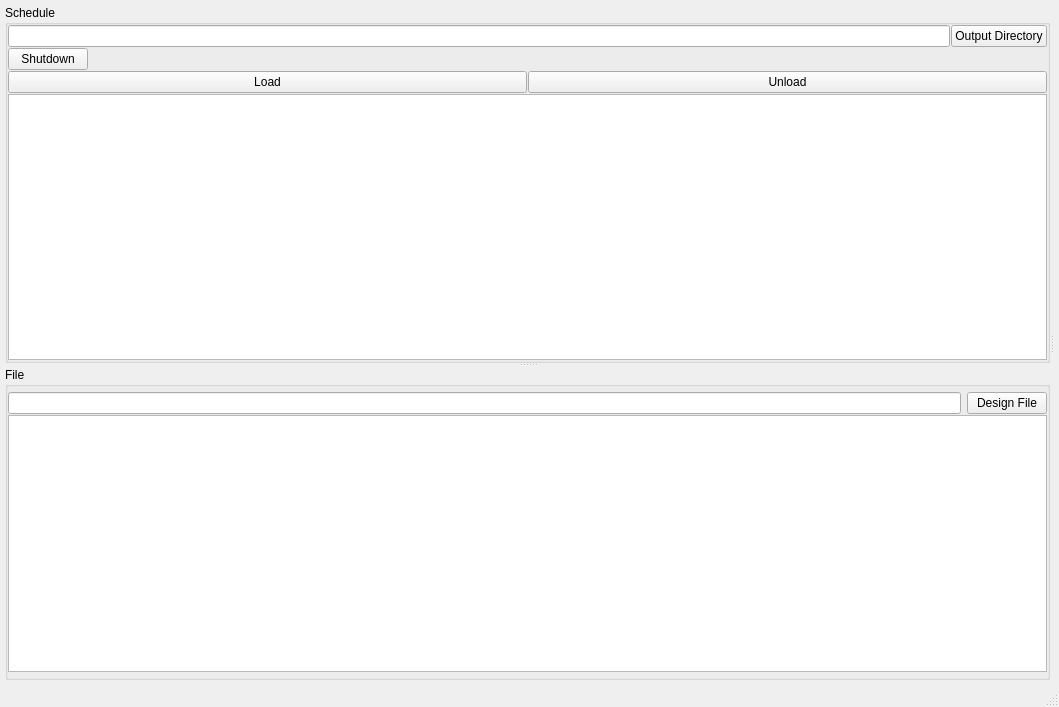
Qt form mainwindow2.ui (MerlinSmiles/lithocontrol) before a commit.
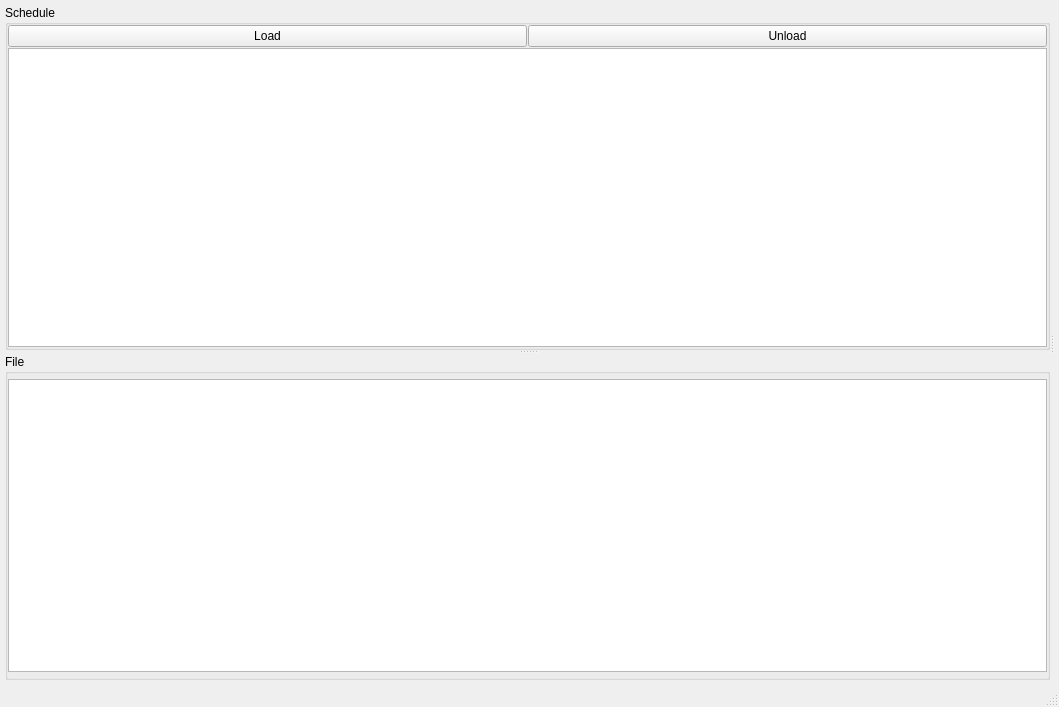
The same form after that commit.

What changed in the file:
```diff
--- a/mainwindow2.ui
+++ b/mainwindow2.ui
@@ -83,57 +83,6 @@
          <property name="margin">
           <number>0</number>
          </property>
-         <item>
-          <layout class="QGridLayout" name="gridLayout">
-           <item row="0" column="2">
-            <widget class="QPushButton" name="saveDirectory">
-             <property name="text">
-              <string>Output Directory</string>
-             </property>
-            </widget>
-           </item>
-           <item row="0" column="0">
-            <widget class="QLineEdit" name="fileOut">
-             <property name="enabled">
-              <bool>true</bool>
-             </property>
-             <property name="text">
-              <string/>
-             </property>
-             <property name="maxLength">
-              <number>32777</number>
-             </property>
-             <property name="frame">
-              <bool>true</bool>
-             </property>
-            </widget>
-           </item>
-           <item row="1" column="0">
-            <layout class="QHBoxLayout" name="horizontalLayout_2">
-             <item>
-              <widget class="QPushButton" name="shutLitho">
-               <property name="text">
-                <string>Shutdown</string>
-               </property>
-              </widget>
-             </item>
-             <item>
-              <spacer name="horizontalSpacer">
-               <property name="orientation">
-                <enum>Qt::Horizontal</enum>
-               </property>
-               <property name="sizeHint" stdset="0">
-                <size>
-                 <width>40</width>
-                 <height>20</height>
-                </size>
-               </property>
-              </spacer>
-             </item>
-            </layout>
-           </item>
-          </layout>
-         </item>
          <item>
           <layout class="QGridLayout" name="gridLayout_3">
            <item row="0" column="1">
@@ -202,33 +151,6 @@
          <property name="bottomMargin">
           <number>5</number>
          </property>
-         <item>
-          <layout class="QGridLayout" name="gridLayout2">
-           <property name="sizeConstraint">
-            <enum>QLayout::SetNoConstraint</enum>
-           </property>
-           <property name="horizontalSpacing">
-            <number>6</number>
-           </property>
-           <property name="verticalSpacing">
-            <number>0</number>
-           </property>
-           <item row="0" column="0">
-            <widget class="QLineEdit" name="fileIn">
-             <property name="enabled">
-              <bool>true</bool>
-             </property>
-            </widget>
-           </item>
-           <item row="0" column="1">
-            <widget class="QPushButton" name="loadFile">
-             <property name="text">
-              <string>Design File</string>
-             </property>
-            </widget>
-           </item>
-          </layout>
-         </item>
          <item>
           <widget class="QTreeView" name="tree_file">
            <property name="alternatingRowColors">
```
Left out of the diff: 6 changed lines with no effect on the pictures.
